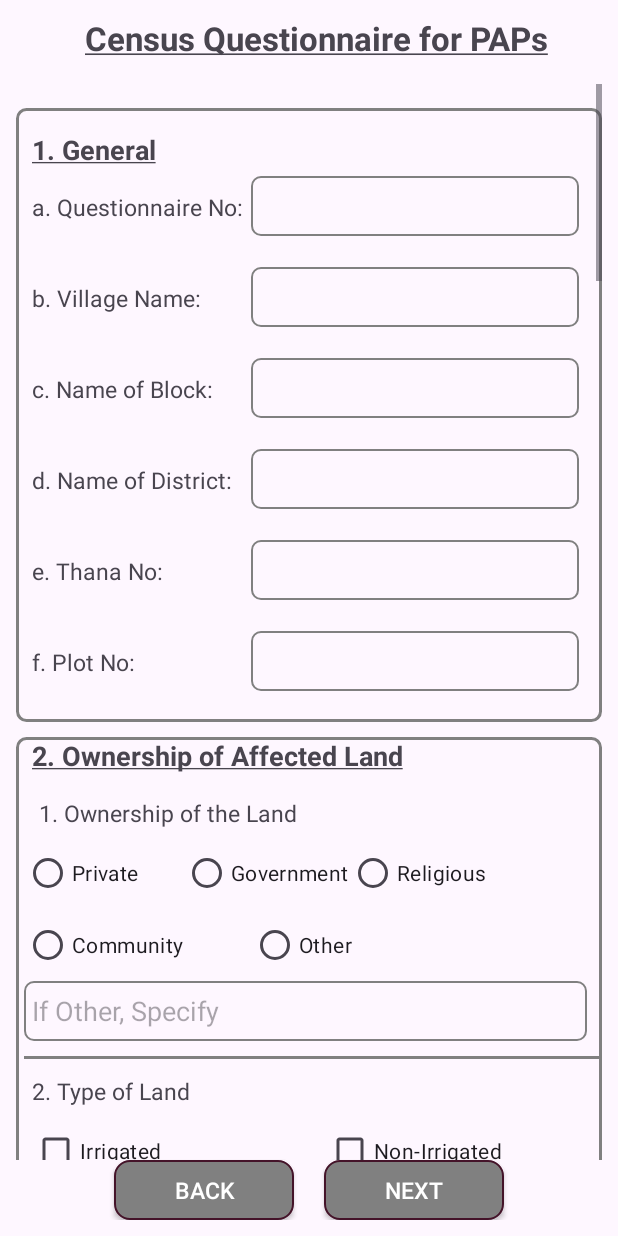
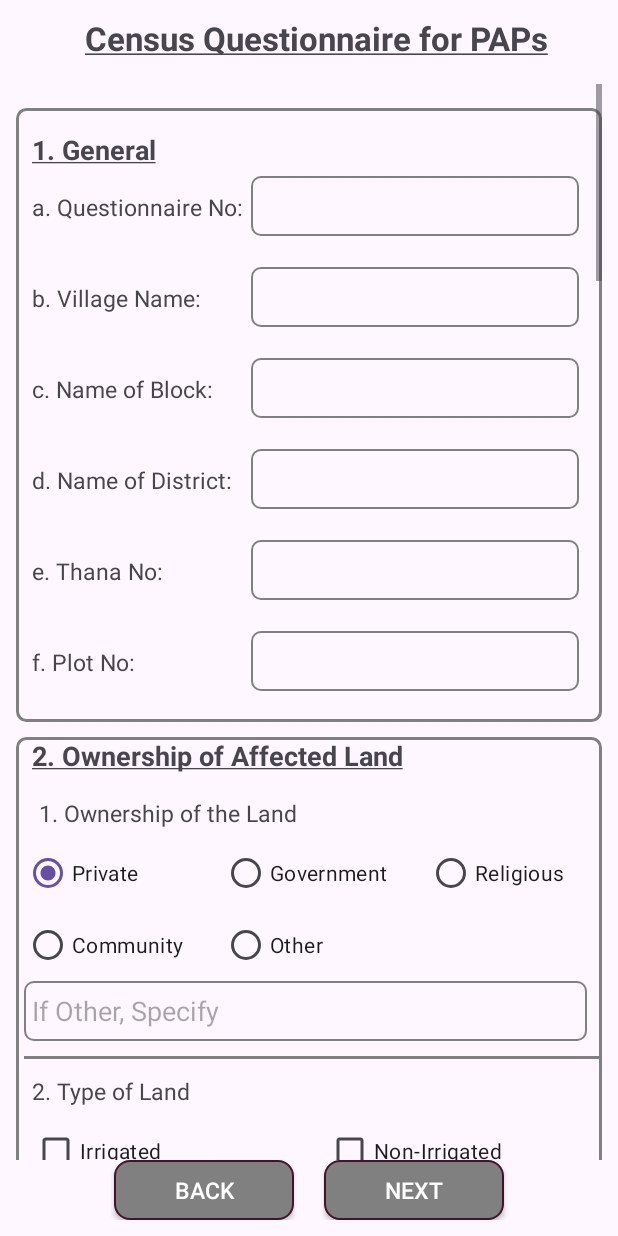
Before and after one commit to TSFAKR/FormFillupApplication, an Android app: the FirstFormFragment screen opened through its navigation route, on a phone screen of 412 x 824 dp. Run offline under Robolectric (Android 15) with nearby library versions, the phone set to English and light mode, and no system bars; our stand-ins replace Room's generated code.

Commit message:
Radio Button Issue Fixed

```diff
--- /dev/null
+++ b/app/src/main/java/com/tsfapps/myapplication/customviews/RadioGridGroup.kt
@@ -0,0 +1,176 @@
+package com.tsfapps.myapplication.customviews
+
+
+import android.content.Context
+import android.util.AttributeSet
+import android.view.View
+import android.view.ViewGroup
+import android.widget.CompoundButton
+import android.widget.GridLayout
+import androidx.appcompat.widget.AppCompatRadioButton
+
+
+import java.util.concurrent.atomic.AtomicInteger
+
+class RadioGridGroup @JvmOverloads constructor(
+    context: Context,
+    attrs: AttributeSet? = null
+) : GridLayout(context, attrs) {
+
+    private var mCheckedId = -1
+    private var mChildOnCheckedChangeListener: CompoundButton.OnCheckedChangeListener? = null
+    private var mProtectFromCheckedChange = false
+    private var mOnCheckedChangeListener: OnCheckedChangeListener? = null
+    private val mPassThroughListener = PassThroughHierarchyChangeListener()
+
+    init {
+        mChildOnCheckedChangeListener = CheckedStateTracker()
+        super.setOnHierarchyChangeListener(mPassThroughListener)
+    }
+
+    override fun setOnHierarchyChangeListener(listener: OnHierarchyChangeListener) {
+        mPassThroughListener.mOnHierarchyChangeListener = listener
+    }
+
+    override fun onFinishInflate() {
+        super.onFinishInflate()
+
+        if (mCheckedId != -1) {
+            mProtectFromCheckedChange = true
+            setCheckedStateForView(mCheckedId, true)
+            mProtectFromCheckedChange = false
+            setCheckedId(mCheckedId)
+        }
+    }
+
+    override fun addView(child: View, index: Int, params: ViewGroup.LayoutParams) {
+        if (child is AppCompatRadioButton) {
+            val button = child as AppCompatRadioButton
+            if (button.isChecked) {
+                mProtectFromCheckedChange = true
+                if (mCheckedId != -1) {
+                    setCheckedStateForView(mCheckedId, false)
+                }
+                mProtectFromCheckedChange = false
+                setCheckedId(button.id)
+            }
+        }
+
+        super.addView(child, index, params)
+    }
+
+    fun check(id: Int) {
+        if (id != -1 && (id == mCheckedId)) {
+            return
+        }
+
+        if (mCheckedId != -1) {
+            setCheckedStateForView(mCheckedId, false)
+        }
+
+        if (id != -1) {
+            setCheckedStateForView(id, true)
+        }
+
+        setCheckedId(id)
+    }
+
+    private fun setCheckedId(id: Int) {
+        mCheckedId = id
+        mOnCheckedChangeListener?.onCheckedChanged(this, mCheckedId)
+    }
+
+    private fun setCheckedStateForView(viewId: Int, checked: Boolean) {
+        val checkedView = findViewById<View>(viewId)
+        if (checkedView != null && checkedView is AppCompatRadioButton) {
+            checkedView.isChecked = checked
+        }
+    }
+
+    fun getCheckedCheckableImageButtonId(): Int {
+        return mCheckedId
+    }
+
+    fun clearCheck() {
+        check(-1)
+    }
+
+    fun setOnCheckedChangeListener(listener: OnCheckedChangeListener) {
+        mOnCheckedChangeListener = listener
+    }
+
+    override fun onInitializeAccessibilityEvent(event: android.view.accessibility.AccessibilityEvent) {
+        super.onInitializeAccessibilityEvent(event)
+        event.className = RadioGridGroup::class.java.name
+    }
+
+    override fun onInitializeAccessibilityNodeInfo(info: android.view.accessibility.AccessibilityNodeInfo) {
+        super.onInitializeAccessibilityNodeInfo(info)
+        info.className = RadioGridGroup::class.java.name
+    }
+
+    interface OnCheckedChangeListener {
+        fun onCheckedChanged(group: RadioGridGroup, checkedId: Int)
+    }
+
+    private inner class CheckedStateTracker : CompoundButton.OnCheckedChangeListener {
+        override fun onCheckedChanged(buttonView: CompoundButton, isChecked: Boolean) {
+            if (mProtectFromCheckedChange) {
+                return
+            }
+
+            mProtectFromCheckedChange = true
+            if (mCheckedId != -1) {
+                setCheckedStateForView(mCheckedId, false)
+            }
+            mProtectFromCheckedChange = false
+
+            val id = buttonView.id
+            setCheckedId(id)
+        }
+    }
+
+    private inner class PassThroughHierarchyChangeListener :
+        ViewGroup.OnHierarchyChangeListener {
+        var mOnHierarchyChangeListener: ViewGroup.OnHierarchyChangeListener? = null
+
+        override fun onChildViewAdded(parent: View, child: View) {
+            if (parent === this@RadioGridGroup && child is AppCompatRadioButton) {
+                var id = child.id
+                if (id == View.NO_ID) {
+                    id = generateViewId()
+                    child.id = id
+                }
+                child.setOnCheckedChangeListener(mChildOnCheckedChangeListener)
+            }
+
+            mOnHierarchyChangeListener?.onChildViewAdded(parent, child)
+        }
+
+        override fun onChildViewRemoved(parent: View, child: View) {
+            if (parent === this@RadioGridGroup && child is AppCompatRadioButton) {
+                child.setOnCheckedChangeListener(null)
+            }
+
+            mOnHierarchyChangeListener?.onChildViewRemoved(parent, child)
+        }
+    }
+
+    companion object {
+        private val sNextGeneratedId = AtomicInteger(1)
+
+        fun generateViewId(): Int {
+            while (true) {
+                val result = sNextGeneratedId.get()
+
+                // aapt-generated IDs have the high byte nonzero; clamp to the range under that.
+                var newValue = result + 1
+                if (newValue > 0x00FFFFFF) newValue = 1 // Roll over to 1, not 0.
+
+                if (sNextGeneratedId.compareAndSet(result, newValue)) {
+                    return result
+                }
+            }
+        }
+    }
+}
--- a/app/src/main/java/com/tsfapps/myapplication/customviews/ToggleButtonGroupTableLayout.kt
+++ /dev/null
@@ -1,47 +0,0 @@
-package com.tsfapps.myapplication.customviews
-
-import android.content.Context
-import android.util.AttributeSet
-import android.view.View
-import android.widget.RadioButton
-import android.widget.TableLayout
-import android.widget.TableRow
-
-class ToggleButtonGroupTableLayout @JvmOverloads constructor(
-    context: Context,
-    attrs: AttributeSet? = null
-) : TableLayout(context, attrs), View.OnClickListener {
-
-    private var activeRadioButton: RadioButton? = null
-
-    override fun onClick(v: View) {
-        val rb = v as RadioButton
-        activeRadioButton?.isChecked = false
-        rb.isChecked = true
-        activeRadioButton = rb
-    }
-
-    override fun addView(child: View, index: Int, params: android.view.ViewGroup.LayoutParams) {
-        super.addView(child, index, params)
-        setChildrenOnClickListener(child as TableRow)
-    }
-
-    override fun addView(child: View, params: android.view.ViewGroup.LayoutParams) {
-        super.addView(child, params)
-        setChildrenOnClickListener(child as TableRow)
-    }
-
-    private fun setChildrenOnClickListener(tr: TableRow) {
-        val childCount = tr.childCount
-        for (i in 0 until childCount) {
-            val v = tr.getChildAt(i)
-            if (v is RadioButton) {
-                v.setOnClickListener(this)
-            }
-        }
-    }
-
-    fun getCheckedRadioButtonId(): Int {
-        return activeRadioButton?.id ?: -1
-    }
-}
--- a/app/src/main/java/com/tsfapps/myapplication/fragments/FirstFormFragment.kt
+++ b/app/src/main/java/com/tsfapps/myapplication/fragments/FirstFormFragment.kt
@@ -2,17 +2,17 @@ package com.tsfapps.myapplication.fragments
 
 import android.os.Bundle
 import android.util.Log
-import androidx.fragment.app.Fragment
 import android.view.LayoutInflater
 import android.view.View
 import android.view.ViewGroup
 import android.widget.RadioButton
-import android.widget.Toast
+import androidx.core.view.get
+import androidx.fragment.app.Fragment
 import androidx.lifecycle.lifecycleScope
-import com.tsfapps.myapplication.databinding.FragmentFirstFormBinding
 import androidx.navigation.fragment.findNavController
 import androidx.room.Room
 import com.tsfapps.myapplication.R
+import com.tsfapps.myapplication.databinding.FragmentFirstFormBinding
 import com.tsfapps.myapplication.db.dao.GeneralDao
 import com.tsfapps.myapplication.db.database.AppDatabase
 import com.tsfapps.myapplication.db.entity.GeneralEntity
@@ -29,6 +29,7 @@ class FirstFormFragment : Fragment() {
     private var strDistrictName: String = ""
     private var strThanaNo: String = ""
     private var strPlotNo: String = ""
+    private var strOwnerShipLand: String = ""
     private var strAffectedLand: String = ""
     private var strTotalLand: String = ""
     private var strIrrigated: String = ""
@@ -59,18 +60,21 @@ class FirstFormFragment : Fragment() {
     }
 
     private lateinit var generalDao: GeneralDao
+
     override fun onViewCreated(view: View, savedInstanceState: Bundle?) {
         super.onViewCreated(view, savedInstanceState)
-
-
+        val selectedId: Int = binding.rgOwnerShip.getCheckedCheckableImageButtonId()
+        val radioButton =  view.findViewById<RadioButton>(selectedId)
 
         binding.btnNextFirst.setOnClickListener {
+
             strQuestionnaireNo = binding.edtQuestionnaireNo.text.toString()
             strVillageName = binding.edtVillageName.text.toString()
             strBlockName = binding.edtBlockName.text.toString()
             strDistrictName = binding.edtDistrictName.text.toString()
             strThanaNo = binding.edtThanaNo.text.toString()
             strPlotNo = binding.edtPlotNo.text.toString()
+            strOwnerShipLand = radioButton.text.toString()
             strAffectedLand = binding.edtAffectedLand.text.toString()
             strTotalLand = binding.edtTotalLand.text.toString()
             strIrrigated = binding.edtNonIrrigated.text.toString()
@@ -94,35 +98,12 @@ class FirstFormFragment : Fragment() {
             strSharecropperName2 = binding.edtSharecropperName2.text.toString()
 
             generalDB(strQuestionnaireNo, strVillageName,
-                strBlockName, strDistrictName, strThanaNo, strPlotNo, strAffectedLand)
-            Log.d("TSF_APPS", strQuestionnaireNo+" "+
-                    strVillageName+" "+
-                    strBlockName+" "+
-                    strDistrictName+" "+
-                    strThanaNo+" "+
-                    strPlotNo+" "+
-                    strAffectedLand+" "+
-                    strTotalLand+" "+
-                    strIrrigated+" "+
-                    strNonIrrigated+" "+
-                    strOtherLand+" "+
-                    strTotal+" "+
-                    strOwnershipSpecify+" "+
-                    strOwnerName+" "+
-                    strProofOfIdentity+" "+
-                    strNameOfBank+" "+
-                    strAccountNo+" "+
-                    strIfscCode+" "+
-                    strFatherName+" "+
-                    strMarketRate+" "+
-                    strRevenueRate+" "+
-                    strAgriculturalLaborerName1+" "+
-                    strAgriculturalLaborerName2+" "+
-                    strTenantLesseeName1+" "+
-                    strTenantLesseeName2+" "+
-                    strSharecropperName1+" "+
-                    strSharecropperName2
-            )
+                strBlockName, strDistrictName, strThanaNo, strPlotNo, strOwnerShipLand, strAffectedLand, strTotalLand,
+                strIrrigated, strNonIrrigated, strOtherLand, strTotal, strOwnershipSpecify,
+                strOwnerName, strProofOfIdentity, strNameOfBank, strAccountNo, strIfscCode,
+                strFatherName, strMarketRate, strRevenueRate, strAgriculturalLaborerName1,
+                strAgriculturalLaborerName2, strTenantLesseeName1, strTenantLesseeName2,
+                strSharecropperName1, strSharecropperName2)
             findNavController().navigate(R.id.frag_second_form)
         }
         binding.btnBackFirst.setOnClickListener {
@@ -142,16 +123,39 @@ class FirstFormFragment : Fragment() {
                           strDistrictName:String,
                           strThanaNo:String,
                           strPlotNo:String,
-                          strAffectedLand:String
+                          strOwnerShipLand:String,
+                          strAffectedLand:String,
+                          strTotalLand:String,
+                          strIrrigated:String,
+                          strNonIrrigated:String,
+                          strOtherLand:String,
+                          strTotal:String,
+                          strOwnershipSpecify:String,
+                          strOwnerName:String,
+                          strProofOfIdentity:String,
+                          strNameOfBank:String,
+                          strAccountNo:String,
+                          strIfscCode:String,
+                          strFatherName:String,
+                          strMarketRate:String,
+                          strRevenueRate:String,
+                          strAgriculturalLaborerName1:String,
+                          strAgriculturalLaborerName2:String,
+                          strTenantLesseeName1:String,
+                          strTenantLesseeName2:String,
+                          strSharecropperName1:String,
+                          strSharecropperName2:String
     ){
         lifecycleScope.launch(Dispatchers.IO) {
             generalDao.insertGeneral(GeneralEntity(0, strQuestionnaireNo, strVillageName,
-                strBlockName, strDistrictName, strThanaNo, strPlotNo, strAffectedLand))
+                strBlockName, strDistrictName, strThanaNo, strPlotNo, strOwnerShipLand, strAffectedLand,strTotalLand, strIrrigated, strNonIrrigated,
+            strOtherLand, strTotal, strOwnershipSpecify, strOwnerName, strProofOfIdentity, strNameOfBank, strAccountNo, strIfscCode, strFatherName, strMarketRate,
+            strRevenueRate, strAgriculturalLaborerName1, strAgriculturalLaborerName2, strTenantLesseeName1, strTenantLesseeName2, strSharecropperName1, strSharecropperName2))
 
             val generalAll = generalDao.getAll()
             for (general in generalAll) {
                 Log.i("TSF_APPS","id: ${general.generalId} Questionnaire No: ${general.questionnaireNo}" +
-                        " Village Name: ${general.villageName}")
+                        " Village Name: ${general.villageName} Ownership Land: ${general.strOwnerShipLand}")
 
             }
         }
--- a/app/src/main/res/layout/fragment_first_form.xml
+++ b/app/src/main/res/layout/fragment_first_form.xml
@@ -1,6 +1,7 @@
 <androidx.constraintlayout.widget.ConstraintLayout xmlns:android="http://schemas.android.com/apk/res/android"
     xmlns:tools="http://schemas.android.com/tools"
     xmlns:app="http://schemas.android.com/apk/res-auto"
+    xmlns:grid="http://schemas.android.com/apk/res-auto"
     android:id="@+id/frag_first_form"
     android:layout_width="match_parent"
     android:layout_height="match_parent"
@@ -184,52 +185,52 @@
                     android:layout_gravity="top"
                     android:textSize="15sp"
                     android:text="@string/ownership_of_the_land" />
-
-                <com.tsfapps.myapplication.customviews.ToggleButtonGroupTableLayout
-                    xmlns:android="http://schemas.android.com/apk/res/android"
-                    android:layout_width="wrap_content" android:layout_height="wrap_content"
-                    android:id="@+id/radGroup1">
-                    <TableRow>
-                        <RadioButton
+                <com.tsfapps.myapplication.customviews.RadioGridGroup
+                    android:id="@+id/rgOwnerShip"
+                    android:layout_width="fill_parent"
+                    android:layout_height="wrap_content"
+                    android:columnCount="3">
+                    <androidx.appcompat.widget.AppCompatRadioButton
                         android:id="@+id/radio_private"
+                        android:checked="true"
                         android:layout_width="wrap_content"
                         android:layout_height="wrap_content"
-                            android:text="Private"
+                        android:layout_columnWeight="1"
+                        android:text="@string/_private"
                         />
 
-                        <RadioButton
+                    <androidx.appcompat.widget.AppCompatRadioButton
                         android:id="@+id/radio_government"
                         android:layout_width="wrap_content"
                         android:layout_height="wrap_content"
-                            android:text="Government"
+                        android:text="@string/government"
+                        android:layout_columnWeight="1"
                         />
 
-                        <RadioButton
+                    <androidx.appcompat.widget.AppCompatRadioButton
                         android:id="@+id/radio_religious"
                         android:layout_width="wrap_content"
                         android:layout_height="wrap_content"
-                            android:text="Religious"
+                        android:text="@string/religious"
+                        android:layout_columnWeight="1"
                         />
-                    </TableRow>
-                    <TableRow>
-                        <RadioButton
+                    <androidx.appcompat.widget.AppCompatRadioButton
                         android:id="@+id/radio_community"
                         android:layout_width="wrap_content"
                         android:layout_height="wrap_content"
-                            android:layout_weight="1"
-                            android:text="Community"
+                        android:text="@string/community"
+                        android:layout_columnWeight="1"
                         />
 
-                        <RadioButton
+                    <androidx.appcompat.widget.AppCompatRadioButton
                         android:id="@+id/radio_others"
                         android:layout_width="wrap_content"
                         android:layout_height="wrap_content"
-                            android:layout_weight="1"
-                            android:text="Other"
+                        android:text="@string/other"
+                        android:layout_columnWeight="1"
                         />
+                </com.tsfapps.myapplication.customviews.RadioGridGroup>
 
-                    </TableRow>
-                </com.tsfapps.myapplication.customviews.ToggleButtonGroupTableLayout>
                 <EditText
                     android:id="@+id/others_specify"
                     android:layout_width="match_parent"
```
Also changed, not shown: app/src/main/java/com/tsfapps/myapplication/db/entity/GeneralEntity.kt (+23 -2 lines). Lines whose indentation alone changed are shown as unchanged.
